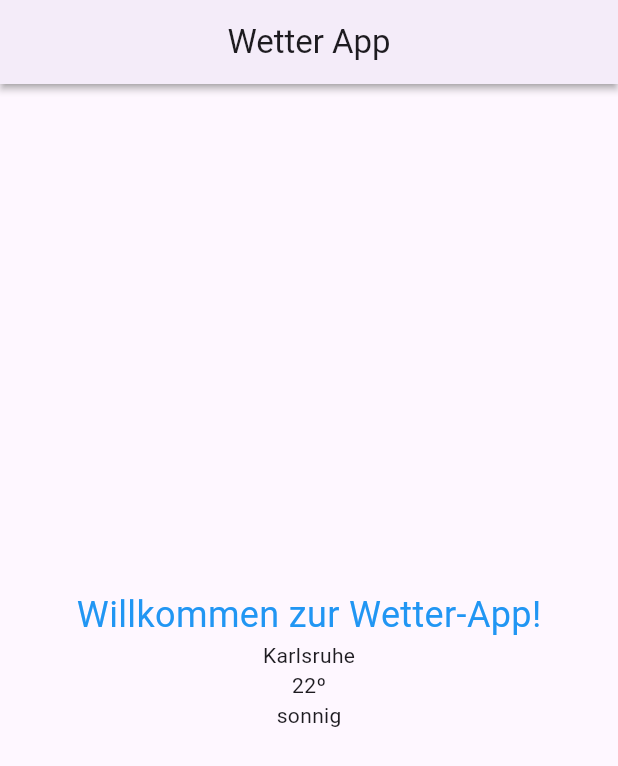
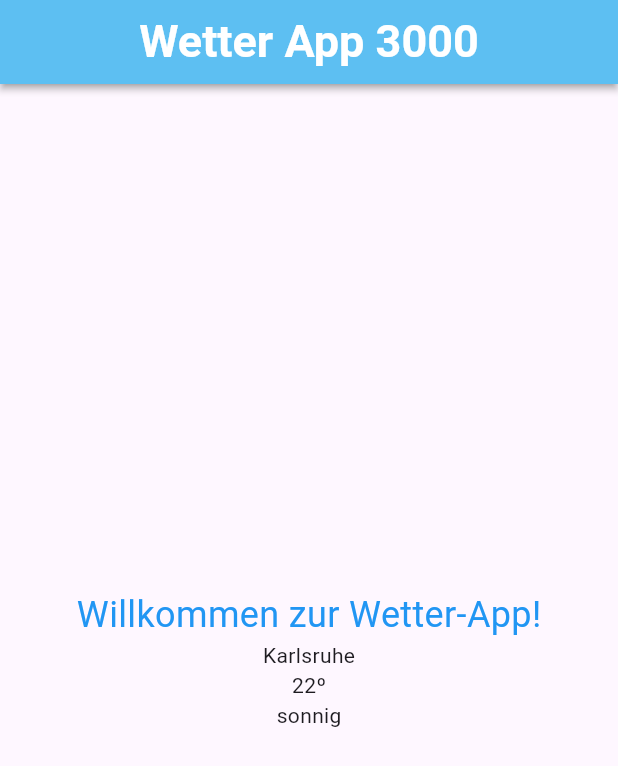
Before and after one commit to Sascha-create/simple_weather_app, a Flutter app: the screen it shows after launch, on a phone screen of 412 x 824 dp. Shown: the top 766 px of the screen. Run offline on Flutter 3.47's test engine with Material 3 defaults, Android fonts, the phone set to English and light mode, and no system bars.

Commit message:
modified Appbar

```diff
--- a/lib/main.dart
+++ b/lib/main.dart
@@ -22,10 +22,15 @@ class WeatherApp extends StatelessWidget {
   Widget build(BuildContext context) {
     return Scaffold(
       appBar: AppBar(
+        backgroundColor: const Color.fromARGB(255, 92, 199, 248),
         elevation: 2,
         shadowColor: Colors.grey,
         centerTitle: true,
-        title: const Text("Wetter App"),
+        title: const Text(
+          "Wetter App 3000",
+          style: TextStyle(
+              fontSize: 30, fontWeight: FontWeight.bold, color: Colors.white),
+        ),
       ),
       body: const SafeArea(
         child: Center(
```
